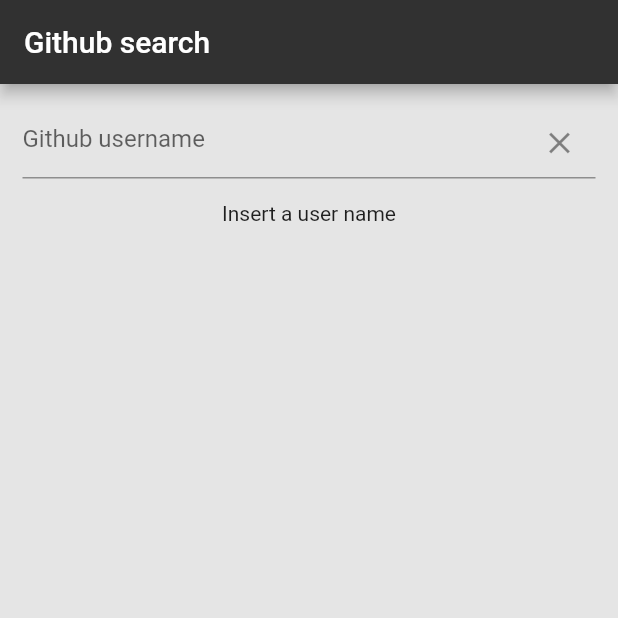
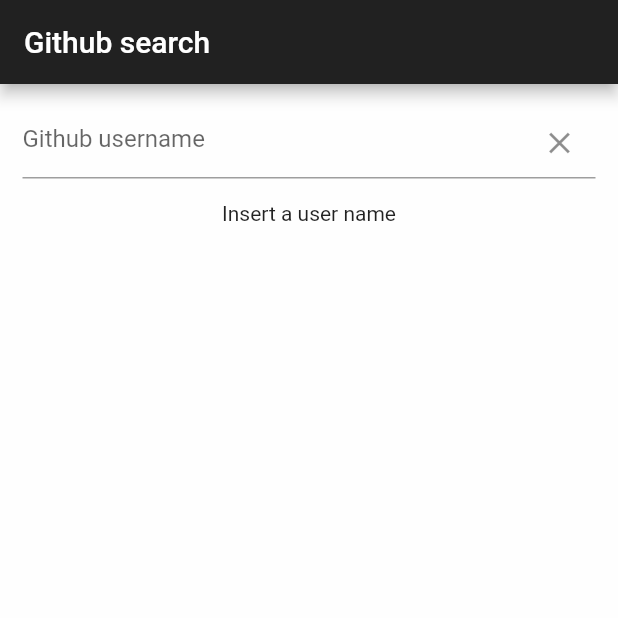
Before and after one commit to felipe31/githubbrowser, a Flutter app: the screen it shows after launch, on a phone screen of 412 x 824 dp, the top half of it. Run offline on Flutter 3.47's test engine with Material 2 defaults, Android fonts, the light colour scheme and no system bars; our stand-ins replace toast.

Commit message:
Color scheme update

```diff
--- a/lib/main.dart
+++ b/lib/main.dart
@@ -126,9 +126,10 @@
           // or simply save your changes to "hot reload" in a Flutter IDE).
           // Notice that the counter didn't reset back to zero; the application
           // is not restarted.
-          canvasColor: Color(0xFFe1e1e1e1),
+          // canvasColor: Color(0xFFe1e1e1e1),
+          canvasColor: Color(0xFFfefefefe),
           primarySwatch: MaterialColor(
-            0xFF313131,
+            0xFF212121,
             <int, Color>{
               50: Color(0xFF000000),
               100: Color(0xFF000000),
@@ -145,6 +146,8 @@
         ),
         home: Scaffold(
           appBar: AppBar(
+            // backgroundColor: Colors.blueGrey,
+            brightness: Brightness.dark,
             // Here we take the value from the MyHomePage object that was created by
             // the App.build method, and use it to set our appbar title.
             title: Text("Github search"),
```
